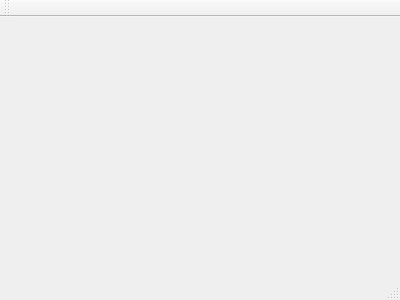
Old version of the form mainwindow.ui in the repository GusiatnikovaNatalia/airplane_simulator.
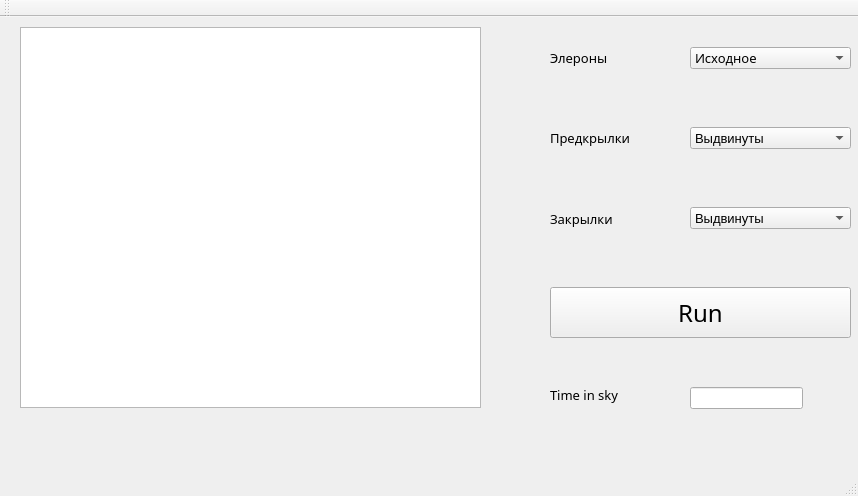
New version of the form.

```diff
--- a/mainwindow.ui
+++ b/mainwindow.ui
@@ -1,24 +1,259 @@
 <ui version="4.0">
  <class>MainWindow</class>
- <widget class="QMainWindow" name="MainWindow" >
-  <property name="geometry" >
+ <widget class="QMainWindow" name="MainWindow">
+  <property name="geometry">
    <rect>
     <x>0</x>
     <y>0</y>
-    <width>400</width>
-    <height>300</height>
+    <width>858</width>
+    <height>496</height>
    </rect>
   </property>
-  <property name="windowTitle" >
-   <string>MainWindow</string>
+  <property name="sizePolicy">
+   <sizepolicy hsizetype="Preferred" vsizetype="Preferred">
+    <horstretch>0</horstretch>
+    <verstretch>0</verstretch>
+   </sizepolicy>
   </property>
-  <widget class="QMenuBar" name="menuBar" />
-  <widget class="QToolBar" name="mainToolBar" />
-  <widget class="QWidget" name="centralWidget" />
-  <widget class="QStatusBar" name="statusBar" />
+  <property name="minimumSize">
+   <size>
+    <width>858</width>
+    <height>496</height>
+   </size>
+  </property>
+  <property name="maximumSize">
+   <size>
+    <width>858</width>
+    <height>496</height>
+   </size>
+  </property>
+  <property name="windowTitle">
+   <string>Airplane simulator</string>
+  </property>
+  <widget class="QWidget" name="centralWidget">
+   <widget class="QGraphicsView" name="graphicsView">
+    <property name="geometry">
+     <rect>
+      <x>20</x>
+      <y>10</y>
+      <width>461</width>
+      <height>381</height>
+     </rect>
+    </property>
+   </widget>
+   <widget class="QLabel" name="label">
+    <property name="geometry">
+     <rect>
+      <x>550</x>
+      <y>30</y>
+      <width>101</width>
+      <height>21</height>
+     </rect>
+    </property>
+    <property name="font">
+     <font>
+      <family>Jokerman</family>
+      <pointsize>10</pointsize>
+     </font>
+    </property>
+    <property name="text">
+     <string>Элероны</string>
+    </property>
+   </widget>
+   <widget class="QLabel" name="label_2">
+    <property name="geometry">
+     <rect>
+      <x>550</x>
+      <y>110</y>
+      <width>101</width>
+      <height>21</height>
+     </rect>
+    </property>
+    <property name="font">
+     <font>
+      <family>Lucida Calligraphy</family>
+      <pointsize>10</pointsize>
+     </font>
+    </property>
+    <property name="text">
+     <string>Предкрылки</string>
+    </property>
+   </widget>
+   <widget class="QLabel" name="label_3">
+    <property name="geometry">
+     <rect>
+      <x>550</x>
+      <y>190</y>
+      <width>101</width>
+      <height>21</height>
+     </rect>
+    </property>
+    <property name="font">
+     <font>
+      <family>Lucida Calligraphy</family>
+      <pointsize>10</pointsize>
+      <weight>50</weight>
+      <bold>false</bold>
+     </font>
+    </property>
+    <property name="text">
+     <string>Закрылки</string>
+    </property>
+    <property name="alignment">
+     <set>Qt::AlignBottom|Qt::AlignLeading|Qt::AlignLeft</set>
+    </property>
+   </widget>
+   <widget class="QPushButton" name="run_pushButton">
+    <property name="geometry">
+     <rect>
+      <x>550</x>
+      <y>270</y>
+      <width>301</width>
+      <height>51</height>
+     </rect>
+    </property>
+    <property name="font">
+     <font>
+      <family>Lucida Calligraphy</family>
+      <pointsize>18</pointsize>
+     </font>
+    </property>
+    <property name="text">
+     <string>Run</string>
+    </property>
+   </widget>
+   <widget class="QLabel" name="label_4">
+    <property name="geometry">
+     <rect>
+      <x>550</x>
+      <y>370</y>
+      <width>111</width>
+      <height>16</height>
+     </rect>
+    </property>
+    <property name="font">
+     <font>
+      <family>Lucida Calligraphy</family>
+      <pointsize>10</pointsize>
+     </font>
+    </property>
+    <property name="text">
+     <string>Time in sky</string>
+    </property>
+   </widget>
+   <widget class="QLineEdit" name="time_in_sky_edit">
+    <property name="geometry">
+     <rect>
+      <x>690</x>
+      <y>370</y>
+      <width>113</width>
+      <height>22</height>
+     </rect>
+    </property>
+   </widget>
+   <widget class="QComboBox" name="elerons_comboBox">
+    <property name="geometry">
+     <rect>
+      <x>690</x>
+      <y>30</y>
+      <width>161</width>
+      <height>22</height>
+     </rect>
+    </property>
+    <property name="font">
+     <font>
+      <family>Lucida Calligraphy</family>
+      <pointsize>10</pointsize>
+     </font>
+    </property>
+    <item>
+     <property name="text">
+      <string>Исходное</string>
+     </property>
+    </item>
+    <item>
+     <property name="text">
+      <string>Левый выдвинут</string>
+     </property>
+    </item>
+    <item>
+     <property name="text">
+      <string>Правый видвинут</string>
+     </property>
+    </item>
+   </widget>
+   <widget class="QComboBox" name="predkrylky_comboBox">
+    <property name="geometry">
+     <rect>
+      <x>690</x>
+      <y>110</y>
+      <width>161</width>
+      <height>22</height>
+     </rect>
+    </property>
+    <property name="font">
+     <font>
+      <pointsize>10</pointsize>
+     </font>
+    </property>
+    <item>
+     <property name="text">
+      <string>Выдвинуты</string>
+     </property>
+    </item>
+    <item>
+     <property name="text">
+      <string>Исходное</string>
+     </property>
+    </item>
+   </widget>
+   <widget class="QComboBox" name="zakryky_comboBox">
+    <property name="geometry">
+     <rect>
+      <x>690</x>
+      <y>190</y>
+      <width>161</width>
+      <height>22</height>
+     </rect>
+    </property>
+    <property name="font">
+     <font>
+      <pointsize>10</pointsize>
+     </font>
+    </property>
+    <item>
+     <property name="text">
+      <string>Выдвинуты</string>
+     </property>
+    </item>
+    <item>
+     <property name="text">
+      <string>Исходное</string>
+     </property>
+    </item>
+   </widget>
+  </widget>
+  <widget class="QMenuBar" name="menuBar">
+   <property name="geometry">
+    <rect>
+     <x>0</x>
+     <y>0</y>
+     <width>858</width>
+     <height>26</height>
+    </rect>
+   </property>
+  </widget>
+  <widget class="QToolBar" name="mainToolBar">
+   <attribute name="toolBarArea">
+    <enum>TopToolBarArea</enum>
+   </attribute>
+   <attribute name="toolBarBreak">
+    <bool>false</bool>
+   </attribute>
+  </widget>
+  <widget class="QStatusBar" name="statusBar"/>
  </widget>
- <layoutDefault spacing="6" margin="11" />
- <pixmapfunction></pixmapfunction>
+ <layoutdefault spacing="6" margin="11"/>
  <resources/>
  <connections/>
 </ui>
```
Left out of the diff: 1 changed line with no effect on the pictures.
